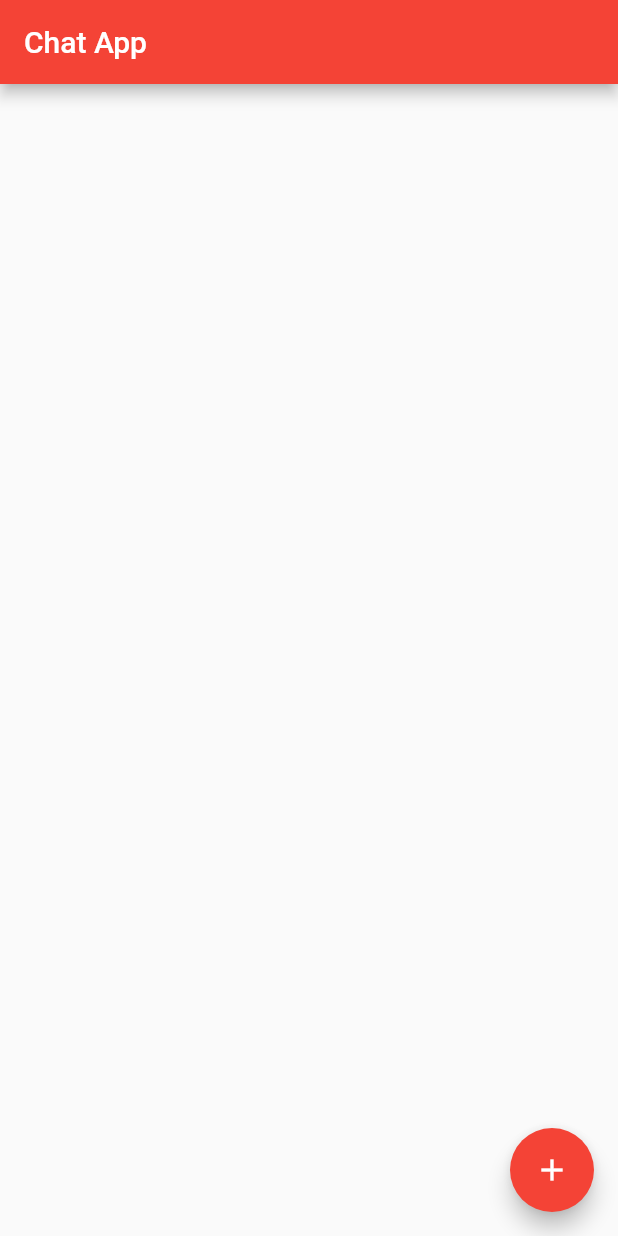
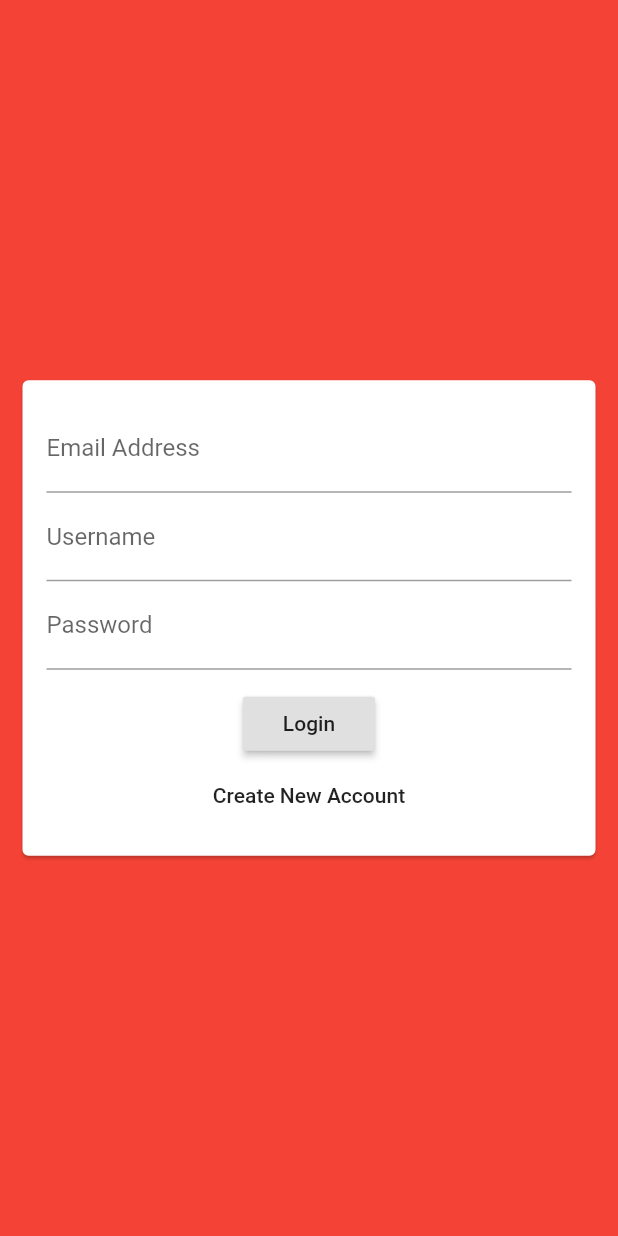
Before and after one commit to d4rk-lucif3r/chat_app, a Flutter app: the screen it shows after launch, on a phone screen of 412 x 824 dp. Run offline on Flutter 3.47's test engine with Material 2 defaults, Android fonts, the phone set to English and light mode, and no system bars; our stand-ins replace cloud_firestore, firebase_core; accounts and stored records are empty.

Commit message:
Added Basic Authentication Screen
Signed-off-by: Arsh Anwar <lucifer78908@gmail.com>

```diff
--- a/lib/main.dart
+++ b/lib/main.dart
@@ -1,7 +1,7 @@
+import 'package:firebase_core/firebase_core.dart';
 import 'package:flutter/material.dart';
 
-import './screens/chat_screen.dart';
-import 'package:firebase_core/firebase_core.dart';
+import './screens/auth_screen.dart';
 
 void main() async {
   WidgetsFlutterBinding.ensureInitialized();
@@ -18,7 +18,7 @@ class MyApp extends StatelessWidget {
       theme: ThemeData(
         primarySwatch: Colors.red,
       ),
-      home: ChatScreen(),
+      home: AuthScreen(),
     );
   }
 }
--- a/lib/screens/auth_screen.dart
+++ b/lib/screens/auth_screen.dart
@@ -0,0 +1,17 @@
+import 'package:flutter/material.dart';
+import '../widgets/auth/auth_form.dart';
+
+class AuthScreen extends StatefulWidget {
+  @override
+  _AuthScreenState createState() => _AuthScreenState();
+}
+
+class _AuthScreenState extends State<AuthScreen> {
+  @override
+  Widget build(BuildContext context) {
+    return Scaffold(
+      backgroundColor: Theme.of(context).primaryColor,
+      body: AuthForm(),
+    );
+  }
+}
--- /dev/null
+++ b/lib/widgets/auth/auth_form.dart
@@ -0,0 +1,51 @@
+import 'package:flutter/material.dart';
+
+class AuthForm extends StatefulWidget {
+  @override
+  _AuthFormState createState() => _AuthFormState();
+}
+
+class _AuthFormState extends State<AuthForm> {
+  @override
+  Widget build(BuildContext context) {
+    return Center(
+      child: Card(
+        margin: EdgeInsets.all(15),
+        child: SingleChildScrollView(
+          child: Padding(
+            padding: EdgeInsets.all(16),
+            child: Form(
+              child: Column(
+                mainAxisSize: MainAxisSize.min,
+                children: [
+                  TextFormField(
+                    keyboardType: TextInputType.emailAddress,
+                    decoration: InputDecoration(labelText: 'Email Address'),
+                  ),
+                  TextFormField(
+                    decoration: InputDecoration(labelText: 'Username'),
+                  ),
+                  TextFormField(
+                    decoration: InputDecoration(labelText: 'Password'),
+                    obscureText: true,
+                  ),
+                  SizedBox(
+                    height: 12,
+                  ),
+                  RaisedButton(
+                    child: Text('Login'),
+                    onPressed: () {},
+                  ),
+                  FlatButton(
+                    child: Text('Create New Account'),
+                    onPressed: () {},
+                  ),
+                ],
+              ),
+            ),
+          ),
+        ),
+      ),
+    );
+  }
+}
```
